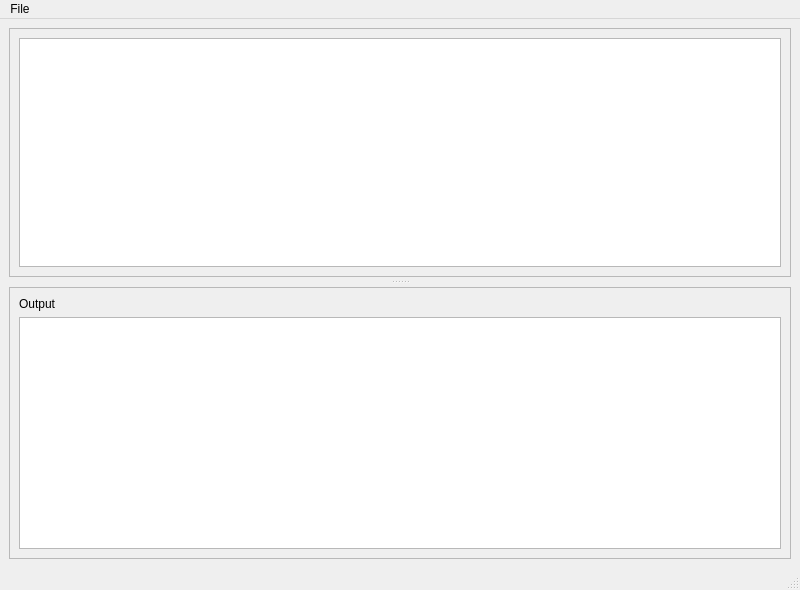
The window that ui/main_window.ui (PaulCanada/wow-addon-updater) describes before a commit, drawn with Qt 5.
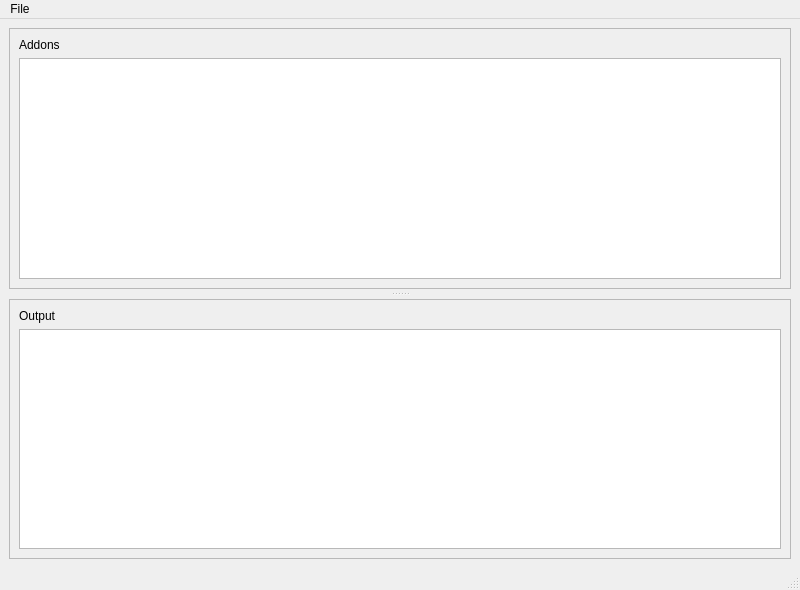
The same window after the commit.

Commit message: Add styling to MainWindow to show QSplitter handle.

```diff
--- a/ui/main_window.ui
+++ b/ui/main_window.ui
@@ -20,6 +20,9 @@
       <property name="frameShape">
        <enum>QFrame::NoFrame</enum>
       </property>
+      <property name="frameShadow">
+       <enum>QFrame::Sunken</enum>
+      </property>
       <property name="lineWidth">
        <number>1</number>
       </property>
@@ -46,9 +49,16 @@
         <enum>QFrame::Raised</enum>
        </property>
        <layout class="QGridLayout" name="gridLayout_3">
-        <item row="0" column="0">
+        <item row="1" column="0">
          <widget class="QTreeView" name="tviewAddons"/>
         </item>
+        <item row="0" column="0">
+         <widget class="QLabel" name="label">
+          <property name="text">
+           <string>Addons</string>
+          </property>
+         </widget>
+        </item>
        </layout>
       </widget>
       <widget class="QFrame" name="frameOutput">
```
The commit also changes 2 other files.
